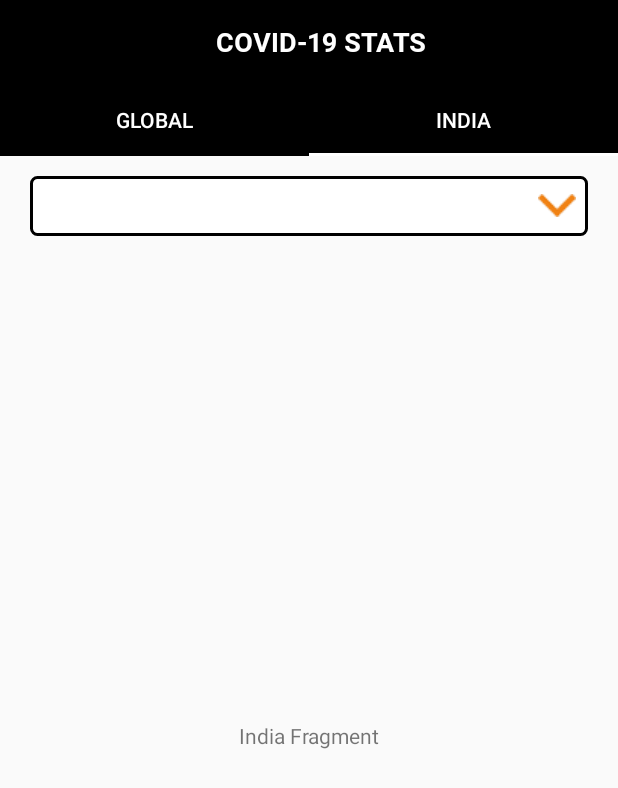
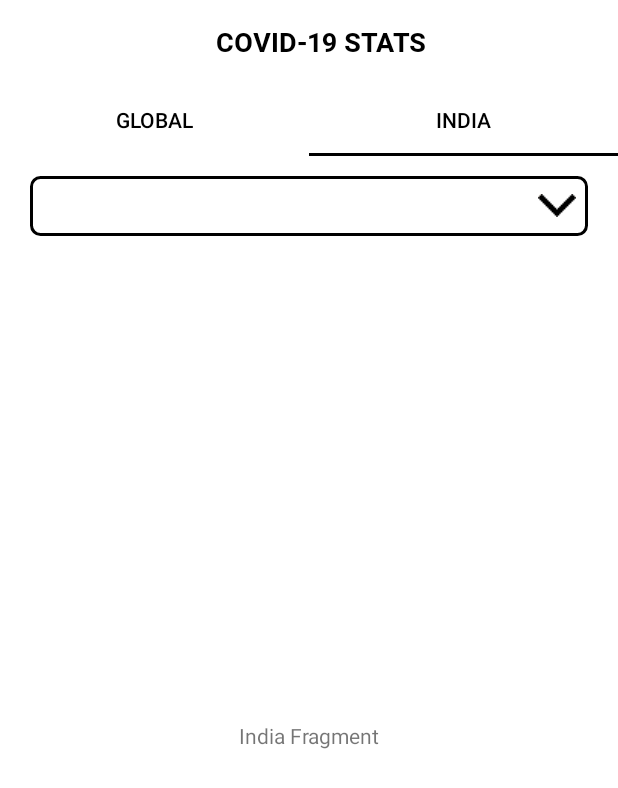
Before and after one commit to Nav3011/Covid19, an Android app: the screen it shows after launch (MainActivity), tab 2 chosen, on a phone screen of 412 x 824 dp. Shown: the top 788 px of the screen. Run offline under Robolectric (Android 15) with nearby library versions, the phone set to English and light mode, and no system bars; our stand-ins replace Volley; network calls fail.

Commit message:
Changed colours

```diff
--- a/app/src/main/AndroidManifest.xml
+++ b/app/src/main/AndroidManifest.xml
@@ -13,7 +13,7 @@
         <activity
             android:name=".SplashScreenActivity"
             android:screenOrientation="portrait"
-            android:theme="@android:style/Theme.Black.NoTitleBar">
+            android:theme="@android:style/Theme.Light.NoTitleBar">
             <intent-filter>
                 <action android:name="android.intent.action.MAIN" />
 
--- a/app/src/main/java/com/example/covid19/MainActivity.java
+++ b/app/src/main/java/com/example/covid19/MainActivity.java
@@ -37,15 +37,15 @@ public class MainActivity extends AppCompatActivity {
             public void onTabSelected(TabLayout.Tab tab) {
                 viewPager.setCurrentItem(tab.getPosition());
                 if (tab.getPosition() == 1) {
-                    toolbar.setBackgroundColor(ContextCompat.getColor(MainActivity.this,R.color.colorPrimary));
-                    tabLayout.setBackgroundColor(ContextCompat.getColor(MainActivity.this, R.color.colorPrimary));
+                    toolbar.setBackgroundColor(ContextCompat.getColor(MainActivity.this,R.color.white));
+                    tabLayout.setBackgroundColor(ContextCompat.getColor(MainActivity.this, R.color.white));
                     if(Build.VERSION.SDK_INT >= Build.VERSION_CODES.LOLLIPOP) {
                         getWindow().setStatusBarColor(ContextCompat.getColor(MainActivity.this, R.color.colorPrimary));
                     }
                 }
                 else {
-                    toolbar.setBackgroundColor(ContextCompat.getColor(MainActivity.this,R.color.colorPrimary));
-                    tabLayout.setBackgroundColor(ContextCompat.getColor(MainActivity.this, R.color.colorPrimary));
+                    toolbar.setBackgroundColor(ContextCompat.getColor(MainActivity.this,R.color.white));
+                    tabLayout.setBackgroundColor(ContextCompat.getColor(MainActivity.this, R.color.white));
                     if(Build.VERSION.SDK_INT >= Build.VERSION_CODES.LOLLIPOP) {
                         getWindow().setStatusBarColor(ContextCompat.getColor(MainActivity.this, R.color.colorPrimary));
                     }
--- a/app/src/main/res/layout/activity_main.xml
+++ b/app/src/main/res/layout/activity_main.xml
@@ -12,16 +12,16 @@
         android:id="@+id/toolbar"
         android:layout_width="match_parent"
         android:layout_height="wrap_content"
-        android:background="@color/colorPrimary"
+        android:background="@color/white"
         android:minHeight="?attr/actionBarSize"
         android:theme="?attr/actionBarTheme"
-        app:popupTheme="@style/ThemeOverlay.AppCompat.Light"
+        app:popupTheme="@style/ThemeOverlay.AppCompat.Dark"
         app:theme="@style/ThemeOverlay.AppCompat.Dark">
 
         <TextView
             android:layout_width="match_parent"
             android:layout_height="wrap_content"
-            android:textColor="@color/white"
+            android:textColor="@color/colorPrimary"
             android:gravity="center"
             android:text="COVID-19 STATS"
             android:fontFamily="@font/roboto_bold"
@@ -33,9 +33,11 @@
         android:id="@+id/tabLayout"
         android:layout_width="match_parent"
         android:layout_height="wrap_content"
-        android:background="@color/colorPrimary"
-        app:tabSelectedTextColor="@color/white"
-        app:tabTextColor="@color/white">
+        android:background="@color/white"
+        app:tabIndicatorColor="@color/colorPrimary"
+        app:tabIndicatorHeight="2dp"
+        app:tabSelectedTextColor="@color/colorPrimary"
+        app:tabTextColor="@color/colorPrimary">
 
         <com.google.android.material.tabs.TabItem
             android:id="@+id/tabglobal"
--- a/app/src/main/res/layout/activity_splash.xml
+++ b/app/src/main/res/layout/activity_splash.xml
@@ -4,7 +4,7 @@
     xmlns:tools="http://schemas.android.com/tools"
     android:layout_width="match_parent"
     android:layout_height="match_parent"
-    android:background="#000000" >
+    android:background="@color/colorPrimary" >
 
     <TextView
         android:id="@+id/textView"
@@ -12,7 +12,7 @@
         android:layout_height="wrap_content"
         android:gravity="center_horizontal"
         android:text="COVID-19"
-        android:textColor="#FFFFFF"
+        android:textColor="@color/white"
         android:textSize="60dp"
         android:fontFamily="@font/roboto_bold"
         app:layout_constraintBottom_toBottomOf="parent"
@@ -26,7 +26,7 @@
         android:layout_height="wrap_content"
         android:gravity="center_horizontal"
         android:text="Tracker"
-        android:textColor="#FFFFFF"
+        android:textColor="@color/white"
         android:textSize="60dp"
         android:fontFamily="@font/roboto_bold"
         app:layout_constraintBottom_toBottomOf="parent"
--- a/app/src/main/res/layout/fragment_global.xml
+++ b/app/src/main/res/layout/fragment_global.xml
@@ -3,7 +3,7 @@
     xmlns:tools="http://schemas.android.com/tools"
     android:layout_width="match_parent"
     android:layout_height="match_parent"
-    android:background="@drawable/moss">
+    android:background="@color/white">
 
     <!-- TODO: Update blank fragment layout -->
 
--- a/app/src/main/res/layout/fragment_india.xml
+++ b/app/src/main/res/layout/fragment_india.xml
@@ -3,7 +3,8 @@
     xmlns:app="http://schemas.android.com/apk/res-auto"
     xmlns:tools="http://schemas.android.com/tools"
     android:layout_width="match_parent"
-    android:layout_height="match_parent">
+    android:layout_height="match_parent"
+    android:background="@color/white">
     <androidx.constraintlayout.widget.ConstraintLayout
         android:layout_width="match_parent"
         android:layout_height="match_parent">
--- a/app/src/main/res/layout/spinner.xml
+++ b/app/src/main/res/layout/spinner.xml
@@ -18,7 +18,7 @@
                     <stroke
                         android:width="3px"
                         android:color="@color/colorPrimary" />
-                    <corners android:radius="4dp" />
+                    <corners android:radius="6dp" />
                 </shape>
             </item>
 
--- a/app/src/main/res/values/colors.xml
+++ b/app/src/main/res/values/colors.xml
@@ -4,4 +4,5 @@
     <color name="colorPrimaryDark">#000000</color>
     <color name="colorAccent">#FFFFFF</color>
     <color name="white">#FFFFFF</color>
+    <color name="red">#FF0000</color>
 </resources>
```
Also changed, not shown: app/src/main/res/drawable/droparrow.png.
